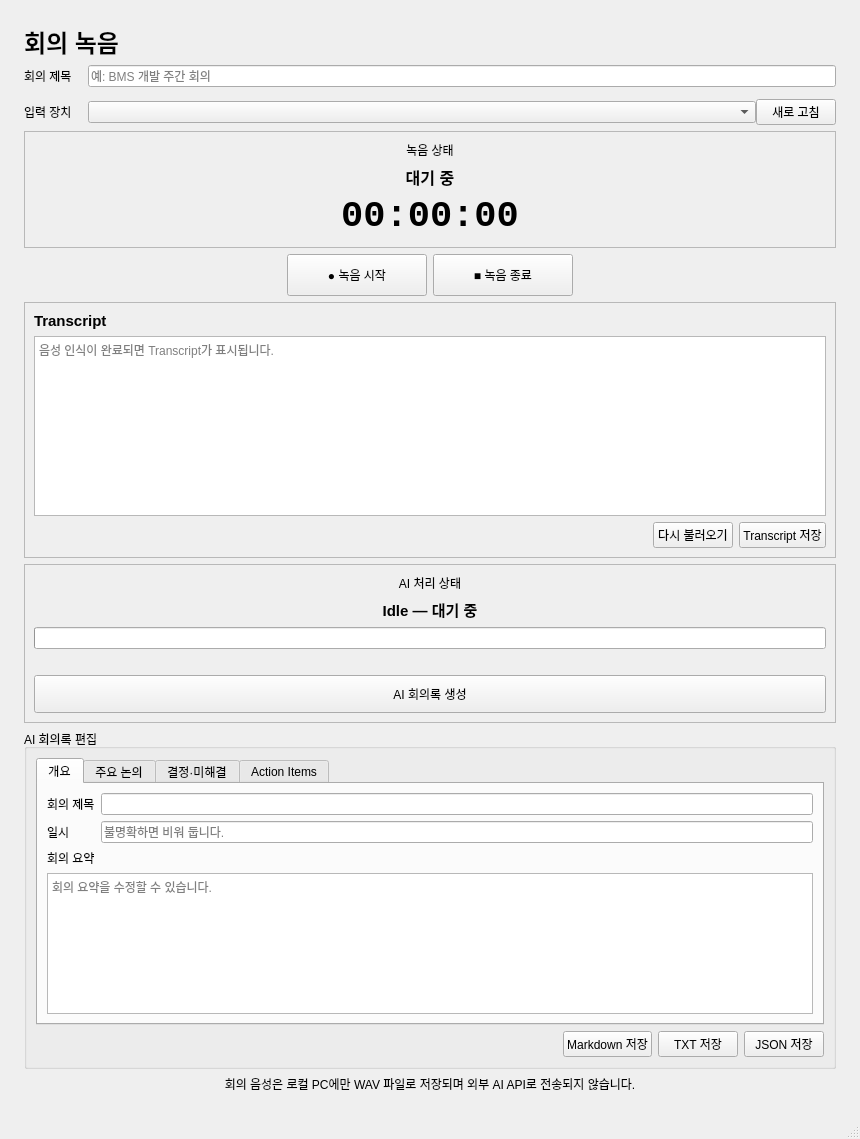
This is mainwindow.ui in ongre01/myMeeting as Qt 5 draws it before an edit. The edited form follows.
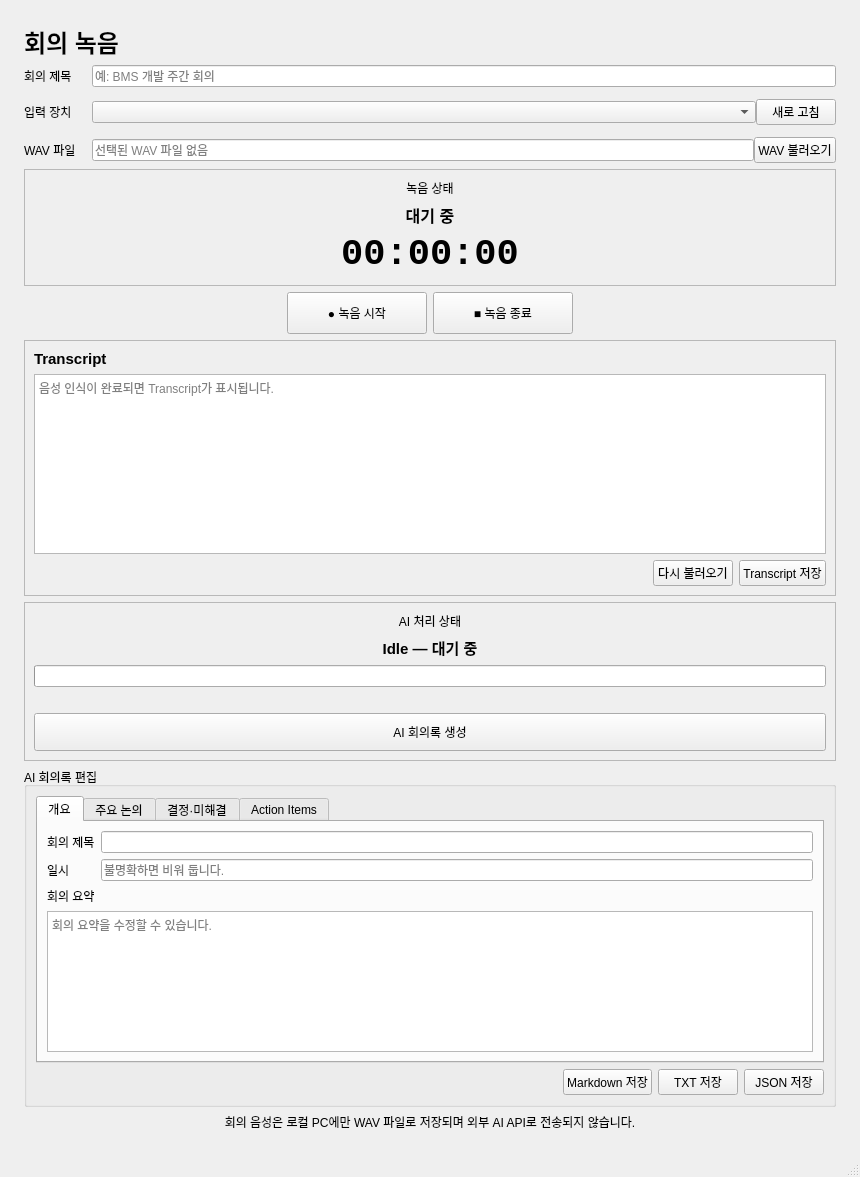
This is the edited form.

The edit to the form file:
```diff
--- a/mainwindow.ui
+++ b/mainwindow.ui
@@ -99,6 +99,37 @@
         </item>
        </layout>
       </item>
+      <item row="2" column="0">
+       <widget class="QLabel" name="wavFileLabel">
+        <property name="text">
+         <string>WAV 파일</string>
+        </property>
+        <property name="buddy">
+         <cstring>importWavButton</cstring>
+        </property>
+       </widget>
+      </item>
+      <item row="2" column="1">
+       <layout class="QHBoxLayout" name="wavFileLayout">
+        <item>
+         <widget class="QLineEdit" name="wavPathEdit">
+          <property name="readOnly">
+           <bool>true</bool>
+          </property>
+          <property name="placeholderText">
+           <string>선택된 WAV 파일 없음</string>
+          </property>
+         </widget>
+        </item>
+        <item>
+         <widget class="QPushButton" name="importWavButton">
+          <property name="text">
+           <string>WAV 불러오기</string>
+          </property>
+         </widget>
+        </item>
+       </layout>
+      </item>
      </layout>
     </item>
     <item>
```
